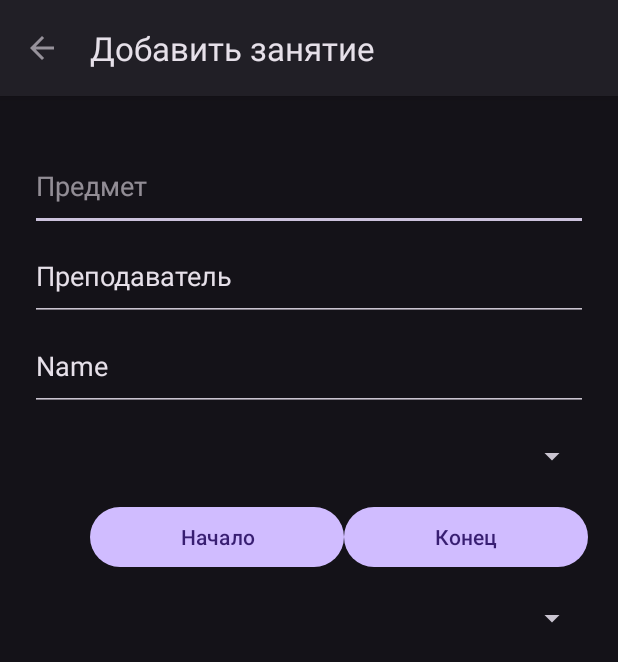
After one commit to ersnick/Schedule, an Android app: the addLessonActivity screen opened directly, with no data from a screen before it, on a phone screen of 412 x 824 dp. The commit adds this screen. Shown: the top 662 px of the screen. Run offline under Robolectric (Android 15) with nearby library versions, the phone set to English and light mode, and no system bars.

Commit message:
add activivty for adding lesson

```diff
--- /dev/null
+++ b/app/src/main/java/com/example/schedule/addLessonActivity.kt
@@ -0,0 +1,55 @@
+package com.example.schedule
+
+import android.app.DatePickerDialog
+import android.app.DatePickerDialog.OnDateSetListener
+import android.app.TimePickerDialog
+import android.app.TimePickerDialog.OnTimeSetListener
+import android.os.Bundle
+import android.text.format.DateUtils
+import android.view.View
+import android.widget.Button
+import androidx.appcompat.app.AppCompatActivity
+import java.util.Calendar
+
+class addLessonActivity : AppCompatActivity() {
+    lateinit var currentDateTime: Button
+    var dateAndTime = Calendar.getInstance()
+    public override fun onCreate(savedInstance: Bundle?) {
+        super.onCreate(savedInstance)
+        setContentView(R.layout.activity_add_lesson)
+
+        currentDateTime = findViewById(R.id.time_start)
+
+        currentDateTime.setOnClickListener(View.OnClickListener { v: View? ->
+            setTime(
+                v
+            )
+        })
+    }
+
+    // отображаем диалоговое окно для выбора времени
+    fun setTime(v: View?) {
+        TimePickerDialog(
+            this@addLessonActivity, t,
+            dateAndTime[Calendar.HOUR_OF_DAY],
+            dateAndTime[Calendar.MINUTE], true
+        )
+            .show()
+    }
+
+    // установка начальных даты и времени
+    private fun setInitialDateTime() {
+        currentDateTime!!.text = DateUtils.formatDateTime(
+            this,
+            dateAndTime.timeInMillis, DateUtils.FORMAT_SHOW_TIME
+        )
+    }
+
+    // установка обработчика выбора времени
+    var t =
+        OnTimeSetListener { view, hourOfDay, minute ->
+            dateAndTime[Calendar.HOUR_OF_DAY] = hourOfDay
+            dateAndTime[Calendar.MINUTE] = minute
+            setInitialDateTime()
+        }
+}
--- /dev/null
+++ b/app/src/main/res/layout/activity_add_lesson.xml
@@ -0,0 +1,80 @@
+<?xml version="1.0" encoding="utf-8"?>
+<androidx.constraintlayout.widget.ConstraintLayout xmlns:android="http://schemas.android.com/apk/res/android"
+    xmlns:app="http://schemas.android.com/apk/res-auto"
+    xmlns:tools="http://schemas.android.com/tools"
+    android:layout_width="match_parent"
+    android:layout_height="match_parent"
+    tools:context=".addLessonActivity">
+
+    <LinearLayout
+        android:layout_width="match_parent"
+        android:layout_height="match_parent"
+        android:layout_marginStart="20dp"
+        android:layout_marginTop="30dp"
+        android:layout_marginEnd="20dp"
+        android:orientation="vertical"
+        app:layout_constraintEnd_toEndOf="parent"
+        app:layout_constraintStart_toStartOf="parent"
+        app:layout_constraintTop_toTopOf="parent">
+
+        <EditText
+            android:id="@+id/lesson_name"
+            android:layout_width="match_parent"
+            android:layout_height="60dp"
+            android:ems="10"
+            android:hint="Предмет"
+            android:inputType="text" />
+
+        <EditText
+            android:id="@+id/teacher_name"
+            android:layout_width="match_parent"
+            android:layout_height="60dp"
+            android:ems="10"
+            android:inputType="text"
+            android:text="Преподаватель" />
+
+        <EditText
+            android:id="@+id/classroom"
+            android:layout_width="match_parent"
+            android:layout_height="60dp"
+            android:ems="10"
+            android:inputType="text"
+            android:text="Name" />
+
+        <Spinner
+            android:id="@+id/type_of_lesson"
+            android:layout_width="match_parent"
+            android:layout_height="60dp" />
+
+        <LinearLayout
+            android:layout_width="match_parent"
+            android:layout_height="wrap_content"
+            android:orientation="horizontal">
+
+            <TwoLineListItem
+                android:icon = "@android:drawable/ic_menu_week"
+                android:layout_width="40dp"
+                android:layout_height="40dp" />
+
+            <Button
+                android:id="@+id/time_start"
+                android:layout_width="wrap_content"
+                android:layout_height="wrap_content"
+                android:layout_weight="1"
+                android:text="Начало" />
+
+            <Button
+                android:id="@+id/time_end"
+                android:layout_width="wrap_content"
+                android:layout_height="wrap_content"
+                android:layout_weight="1"
+                android:text="Конец" />
+        </LinearLayout>
+
+        <Spinner
+            android:id="@+id/number_of_week"
+            android:layout_width="match_parent"
+            android:layout_height="60dp" />
+
+    </LinearLayout>
+</androidx.constraintlayout.widget.ConstraintLayout>
--- a/app/src/main/res/layout/activity_main.xml
+++ b/app/src/main/res/layout/activity_main.xml
@@ -4,8 +4,7 @@
     xmlns:tools="http://schemas.android.com/tools"
     android:layout_width="match_parent"
     android:layout_height="match_parent"
-    tools:context=".MainActivity"
-    android:theme="@android:style/ThemeOverlay.Material.Dark">
+    tools:context=".MainActivity">
 
     <FrameLayout
         android:id="@+id/schedule"
@@ -30,7 +29,6 @@
         android:layout_marginStart="40dp"
         android:layout_marginBottom="16dp"
         android:clickable="true"
-        android:src="@android:drawable/ic_input_add"
         android:text="Первая неделя"
         app:layout_constraintBottom_toBottomOf="parent"
         app:layout_constraintStart_toStartOf="parent"/>
--- a/app/src/main/res/values/strings.xml
+++ b/app/src/main/res/values/strings.xml
@@ -1,5 +1,6 @@
-<resources>
-    <string name="app_name">Schedule</string>
+<resources xmlns:android="http://schemas.android.com/apk/res/android">
+    <string name="app_name">Расписание</string>
     <!-- TODO: Remove or change this placeholder text -->
     <string name="hello_blank_fragment">Hello blank fragment</string>
+    <string name="addLesson_title">Добавить занятие</string>
 </resources>
--- a/app/src/main/res/values/themes.xml
+++ b/app/src/main/res/values/themes.xml
@@ -1,6 +1,6 @@
 <resources xmlns:tools="http://schemas.android.com/tools">
     <!-- Base application theme. -->
-    <style name="Base.Theme.Schedule" parent="Theme.Material3.Dark.NoActionBar">
+    <style name="Base.Theme.Schedule" parent="Theme.Material3.Dark">
         <!-- Customize your light theme here. -->
         <!-- <item name="colorPrimary">@color/my_light_primary</item> -->
         <item name="android:statusBarColor">@color/m3_sys_color_dark_background</item>
```
Also changed, not shown: app/src/main/AndroidManifest.xml (+8 -0 lines), app/src/main/java/com/example/schedule/MainActivity.kt (+8 -0 lines).
